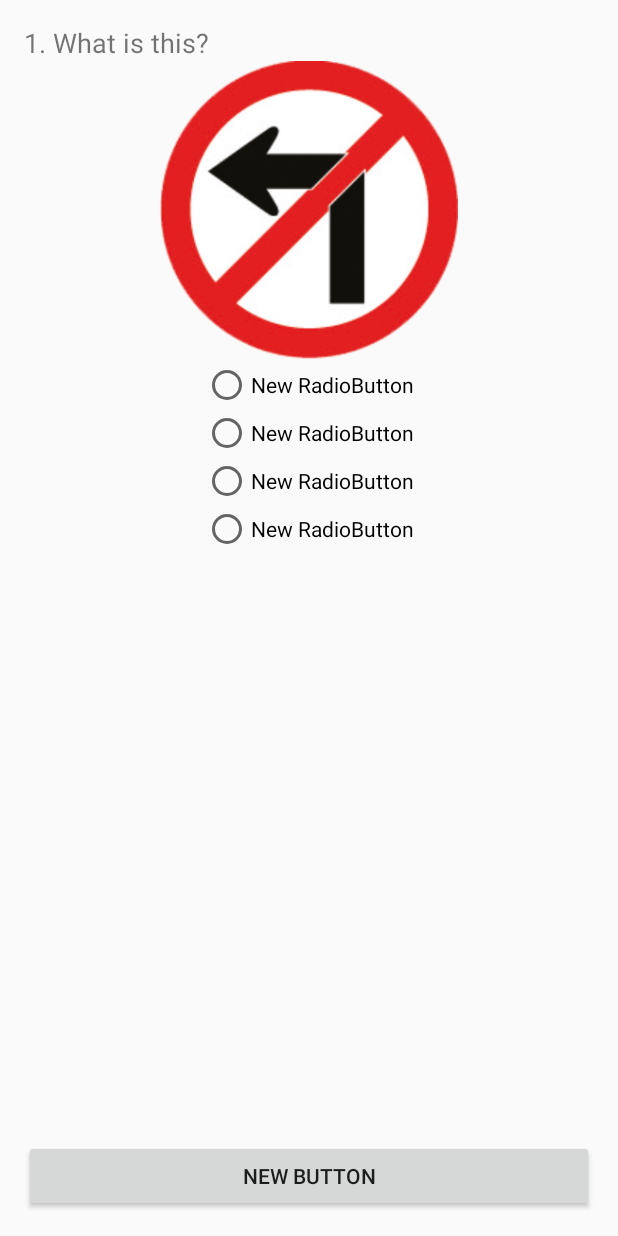
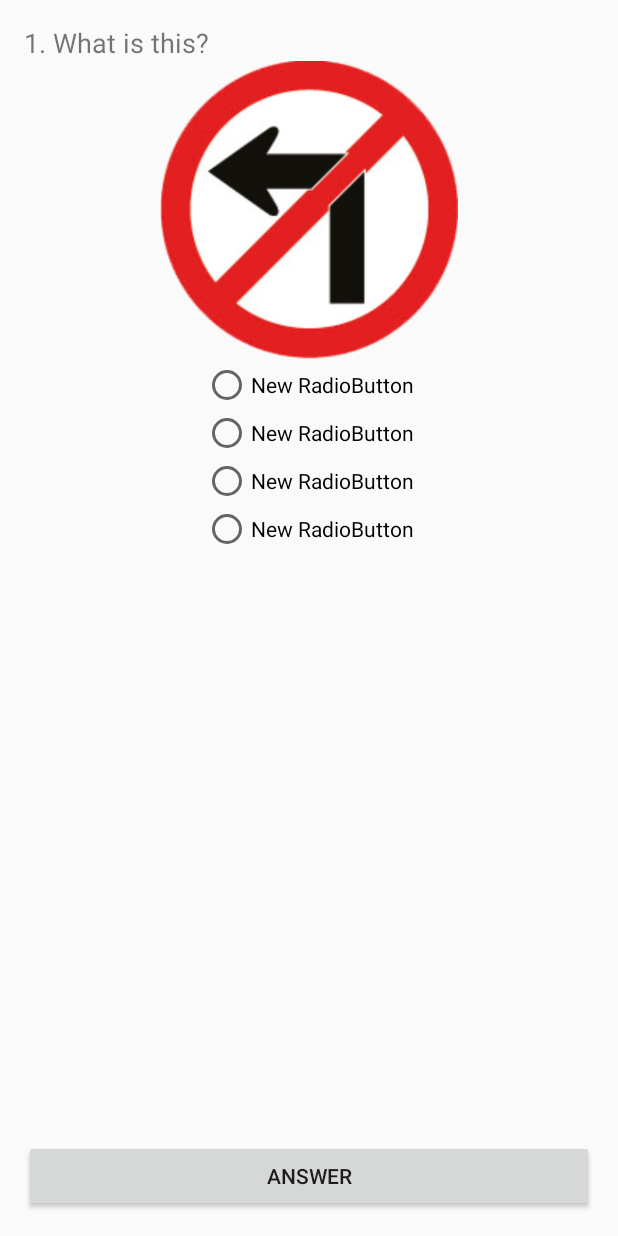
Before and after one commit to PattarawutSubyen/BU_TRAFFIC, an Android app: the ExerciseActivity screen opened directly, with no data from a screen before it, on a phone screen of 412 x 824 dp. Run offline under Robolectric (Android 15) with nearby library versions, the phone set to English and light mode, and no system bars.

Commit message:
Day2 15.35 PM--Almost Final

```diff
--- a/app/src/main/AndroidManifest.xml
+++ b/app/src/main/AndroidManifest.xml
@@ -24,7 +24,8 @@
             android:value="@integer/google_play_services_version" />
 
         <activity android:name=".DetialActivity" />
-        <activity android:name=".ExerciseActivity"></activity>
+        <activity android:name=".ExerciseActivity" />
+        <activity android:name=".ScoreActivity"></activity>
     </application>
 
 </manifest>
--- a/app/src/main/java/th/ac/sbu/pattarawut/butraffic/ExerciseActivity.java
+++ b/app/src/main/java/th/ac/sbu/pattarawut/butraffic/ExerciseActivity.java
@@ -1,13 +1,99 @@
 package th.ac.sbu.pattarawut.butraffic;
 
+import android.content.Intent;
+import android.media.Image;
 import android.support.v7.app.AppCompatActivity;
 import android.os.Bundle;
+import android.view.TextureView;
+import android.view.View;
+import android.widget.ImageView;
+import android.widget.RadioButton;
+import android.widget.RadioGroup;
+import android.widget.TextView;
 
 public class ExerciseActivity extends AppCompatActivity {
+    //explicit
+    private TextView questionTextView;
+    private ImageView trafficImageView;
+    private RadioGroup choiceRadioGroup;
+    private RadioButton choice1RadioButton, choice2RadioButton,
+            choice3RadioButton, choice4RadioButton;
+
+    private int timesAnInt = 0;
 
     @Override
     protected void onCreate(Bundle savedInstanceState) {
         super.onCreate(savedInstanceState);
         setContentView(R.layout.activity_exercise);
+        bindWidget();
+
+        setUpCoice();
+
+
+
+    }//main method
+
+    private void setUpCoice() {
+        String[] strMyChoice = getResources().getStringArray(R.array.times1);
+        choiceRadioGroup = (RadioGroup)findViewById(R.id.radChoice);
+        choice1RadioButton = (RadioButton)findViewById(R.id.radioButton);
+        choice2RadioButton = (RadioButton)findViewById(R.id.radioButton2);
+        choice3RadioButton = (RadioButton)findViewById(R.id.radioButton3);
+        choice4RadioButton = (RadioButton)findViewById(R.id.radioButton4);
     }
-}
+
+    public void clickAnswer(View view) {
+
+        String[] strQuestion = new String[5];
+        strQuestion[0] = "1. What is this";
+        strQuestion[1] = "2. What is this";
+        strQuestion[2] = "3. What is this";
+        strQuestion[3] = "4. What is this";
+        strQuestion[4] = "5. What is this";
+
+        int[] intImage = new int[5];
+        intImage[0] = R.drawable.traffic_01;
+        intImage[1] = R.drawable.traffic_02;
+        intImage[2] = R.drawable.traffic_03;
+        intImage[3] = R.drawable.traffic_03;
+        intImage[4] = R.drawable.traffic_04;
+
+        int[] intChoice = new  int[5];
+        intChoice[0] = R.array.times1;
+        intChoice[1] = R.array.times2;
+        intChoice[2] = R.array.times3;
+        intChoice[3] = R.array.times4;
+        intChoice[4] = R.array.times5;
+
+        timesAnInt += 1;
+
+        if (timesAnInt < 5) {
+            questionTextView.setText(strQuestion[timesAnInt]);
+            trafficImageView.setImageResource(intImage[timesAnInt]);
+            String[] strMychoice = getResources().getStringArray(intChoice[timesAnInt]);
+            choice1RadioButton.setText(strMychoice[0]);
+            choice2RadioButton.setText(strMychoice[1]);
+            choice3RadioButton.setText(strMychoice[2]);
+            choice4RadioButton.setText(strMychoice[3]);
+        } else {
+
+            startActivity(new Intent(ExerciseActivity.this, ScoreActivity.class));
+        }
+
+    } //click answer
+
+
+    private  void bindWidget() {
+        questionTextView = (TextView) findViewById(R.id.textView5);
+        trafficImageView = (ImageView) findViewById(R.id.imageView3);
+        choiceRadioGroup = (RadioGroup)findViewById(R.id.radChoice);
+        choice1RadioButton = (RadioButton)findViewById(R.id.radioButton);
+        choice2RadioButton = (RadioButton)findViewById(R.id.radioButton2);
+        choice3RadioButton = (RadioButton)findViewById(R.id.radioButton3);
+        choice4RadioButton = (RadioButton)findViewById(R.id.radioButton4);
+
+
+
+    }
+    }
+//main class
--- a/app/src/main/res/layout/activity_exercise.xml
+++ b/app/src/main/res/layout/activity_exercise.xml
@@ -31,6 +31,7 @@
         <RadioGroup
             android:layout_width="wrap_content"
             android:layout_height="wrap_content"
+            android:id="@+id/radChoice"
             android:layout_gravity="center_horizontal">
 
             <RadioButton
@@ -62,7 +63,8 @@
     <Button
         android:layout_width="match_parent"
         android:layout_height="wrap_content"
-        android:text="New Button"
+        android:onClick="clickAnswer"
+        android:text="Answer"
         android:id="@+id/button3"
         android:layout_alignParentBottom="true" />
 </RelativeLayout>
--- /dev/null
+++ b/app/src/main/res/values/choice.xml
@@ -0,0 +1,43 @@
+<?xml version="1.0" encoding="utf-8"?>
+
+<resources>
+    <string-array name="times1">
+        <item>Dont Turn Left</item>
+        <item>Random</item>
+        <item>Random</item>
+        <item>Random</item>
+    </string-array>
+
+    <string-array name="times2">
+        <item>Dont Turn Left</item>
+        <item>Random</item>
+        <item>Right</item>
+        <item>Random</item>
+    </string-array>
+
+    <string-array name="times3">
+        <item>Dont Turn Left</item>
+        <item>Random</item>
+        <item>Right</item>
+        <item>Random</item>
+    </string-array>
+
+    <string-array name="times4">
+        <item>Dont Turn Left</item>
+        <item>Random</item>
+        <item>Right</item>
+        <item>Random</item>
+    </string-array>
+
+    <string-array name="times5">
+        <item>Dont Turn Left</item>
+        <item>Random</item>
+        <item>Random</item>
+        <item>Right</item>
+    </string-array>
+
+
+
+
+
+</resources>
```
Also changed, not shown: app/src/main/java/th/ac/sbu/pattarawut/butraffic/ScoreActivity.java (added, +13 -0 lines), app/src/main/res/layout/activity_score.xml (added, +12 -0 lines).
